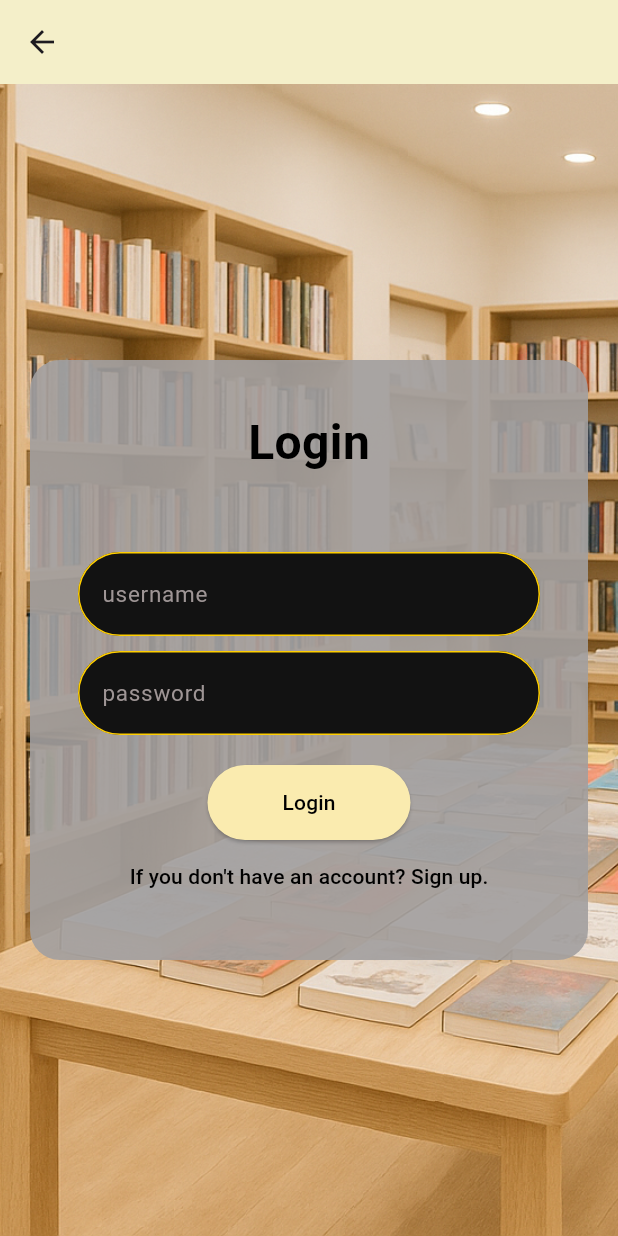
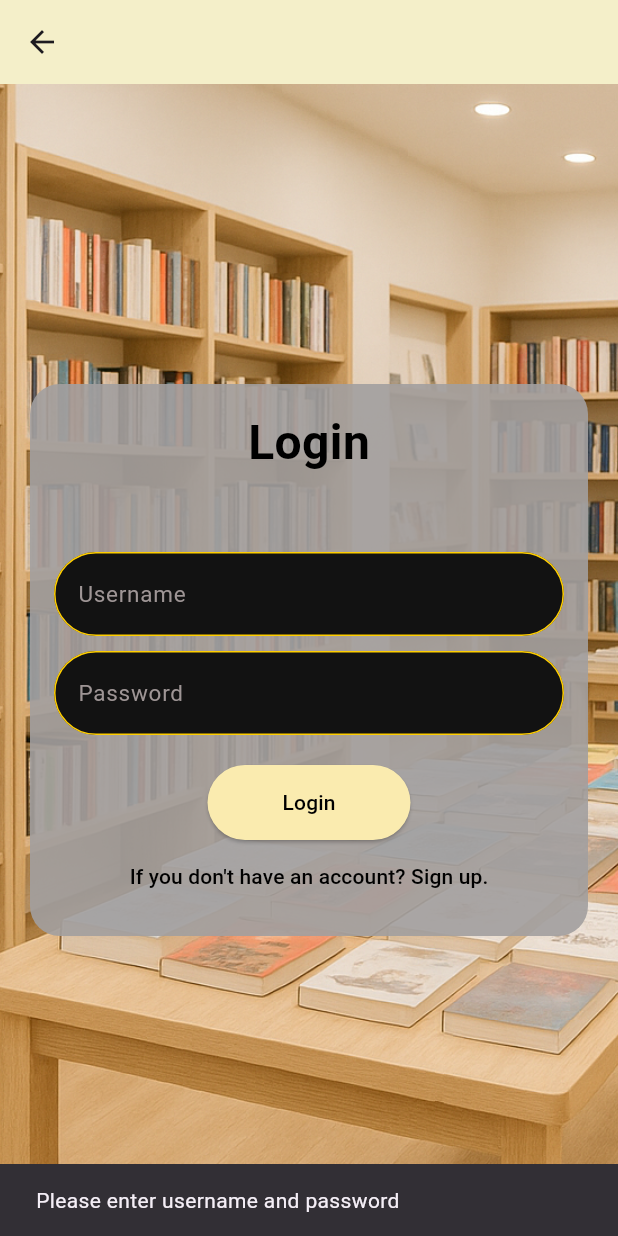
Before and after one commit to RashmikaSewmini/Pocket_library, a Flutter app: the HomePage screen opened by its route, after a tap on "Logout", after a tap on "Login", on a phone screen of 412 x 824 dp. Run offline on Flutter 3.47's test engine with Material 3 defaults, Android fonts, the phone set to English and light mode, and no system bars; network calls fail.

Commit message:
add new feature

```diff
--- a/frontend/lib/main.dart
+++ b/frontend/lib/main.dart
@@ -1,4 +1,5 @@
 import 'package:flutter/material.dart';
+import 'package:frontend/screens/AddBookPage.dart';
 import 'screens/login_page.dart';
 import 'screens/signup_page.dart';
 import 'screens/home_page.dart';
@@ -16,7 +17,8 @@ class MyApp extends StatelessWidget {
       routes: {
         '/': (context) => LoginPage(),
         '/signup': (context) => SignupPage(),
-        '/home': (context) => HomePage(username: ""),
+        '/home': (context) => HomePage(),
+        '/addBook': (context) => AddBookPage(),
       },
     );
   }
--- a/frontend/lib/screens/home_page.dart
+++ b/frontend/lib/screens/home_page.dart
@@ -1,12 +1,13 @@
 import 'package:flutter/material.dart';
 import 'search_books_page.dart';
-import 'add_book_page.dart';
-import 'borrow_book_page.dart';
-import 'available_books_page.dart';
+import 'package:frontend/screens/AddBookPage.dart';
+import 'package:frontend/screens/borrow_book_page.dart';
+import 'package:frontend/screens/available_books_page.dart';
+import 'package:frontend/utils/logged_user.dart';
 
 class HomePage extends StatelessWidget {
-  final String username;
-  HomePage({required this.username});
+  const HomePage({super.key});
+
   @override
   Widget build(BuildContext context) {
     return Scaffold(
@@ -18,15 +19,15 @@ class HomePage extends StatelessWidget {
       body: Container(
         decoration: const BoxDecoration(
           image: DecorationImage(
-            image: AssetImage("assets/library_bg.png"), // your background image
-            fit: BoxFit.cover, // makes the image fill the screen
+            image: AssetImage("assets/library_bg.png"),
+            fit: BoxFit.cover,
           ),
         ),
         child: Center(
           child: SingleChildScrollView(
             child: Container(
               padding: const EdgeInsets.all(16.0),
-              margin: EdgeInsets.symmetric(horizontal: 20),
+              margin: const EdgeInsets.symmetric(horizontal: 20),
               decoration: BoxDecoration(
                 color: const Color.fromARGB(
                   248,
@@ -36,19 +37,21 @@ class HomePage extends StatelessWidget {
                 ).withOpacity(0.9),
                 borderRadius: BorderRadius.circular(20),
               ),
-
               child: Column(
                 mainAxisAlignment: MainAxisAlignment.center,
                 children: [
+                  // ✅ GLOBAL USERNAME
                   Text(
-                    "Welcome $username !",
-                    style: TextStyle(
+                    "Welcome ${LoggedUser.username}!",
+                    style: const TextStyle(
                       fontSize: 28,
                       fontWeight: FontWeight.bold,
                       color: Colors.black,
                     ),
                   ),
-                  SizedBox(height: 40),
+
+                  const SizedBox(height: 40),
+
                   _menuButton(
                     context,
                     "Search Books",
@@ -56,10 +59,10 @@ class HomePage extends StatelessWidget {
                       context,
                       MaterialPageRoute(builder: (_) => SearchBooksPage()),
                     ),
-                    Color.fromARGB(255, 142, 219, 241),
+                    const Color.fromARGB(255, 142, 219, 241),
                   ),
 
-                  SizedBox(height: 15),
+                  const SizedBox(height: 15),
 
                   _menuButton(
                     context,
@@ -68,10 +71,10 @@ class HomePage extends StatelessWidget {
                       context,
                       MaterialPageRoute(builder: (_) => AddBookPage()),
                     ),
-                    Color.fromARGB(255, 246, 245, 248),
+                    const Color.fromARGB(255, 246, 245, 248),
                   ),
 
-                  SizedBox(height: 15),
+                  const SizedBox(height: 15),
 
                   _menuButton(
                     context,
@@ -80,10 +83,10 @@ class HomePage extends StatelessWidget {
                       context,
                       MaterialPageRoute(builder: (_) => BorrowBookPage()),
                     ),
-                    Color.fromARGB(255, 242, 170, 222),
+                    const Color.fromARGB(255, 242, 170, 222),
                   ),
 
-                  SizedBox(height: 15),
+                  const SizedBox(height: 15),
 
                   _menuButton(
                     context,
@@ -92,27 +95,28 @@ class HomePage extends StatelessWidget {
                       context,
                       MaterialPageRoute(builder: (_) => AvailableBooksPage()),
                     ),
-                    Color.fromARGB(255, 193, 242, 192),
+                    const Color.fromARGB(255, 193, 242, 192),
                   ),
 
-                  SizedBox(height: 40),
+                  const SizedBox(height: 40),
 
-                  // BACK / LOGOUT BUTTON
                   ElevatedButton(
                     style: ElevatedButton.styleFrom(
                       backgroundColor: const Color.fromARGB(255, 250, 235, 175),
                       shape: RoundedRectangleBorder(
                         borderRadius: BorderRadius.circular(30),
                       ),
-                      padding: EdgeInsets.symmetric(
+                      padding: const EdgeInsets.symmetric(
                         horizontal: 50,
                         vertical: 15,
                       ),
                     ),
                     onPressed: () {
+                      // LOGOUT CLEANUP
+                      LoggedUser.username = "";
                       Navigator.pushReplacementNamed(context, '/');
                     },
-                    child: Text(
+                    child: const Text(
                       "Logout",
                       style: TextStyle(color: Colors.black),
                     ),
@@ -130,15 +134,15 @@ class HomePage extends StatelessWidget {
     BuildContext context,
     String text,
     VoidCallback onPressed,
-    Color? color,
+    Color color,
   ) {
     return ElevatedButton(
       onPressed: onPressed,
       style: ElevatedButton.styleFrom(
-        minimumSize: Size(double.infinity, 50),
+        minimumSize: const Size(double.infinity, 50),
         backgroundColor: color,
       ),
-      child: Text(text, style: TextStyle(color: Colors.black)),
+      child: Text(text, style: const TextStyle(color: Colors.black)),
     );
   }
 }
--- a/frontend/lib/screens/login_page.dart
+++ b/frontend/lib/screens/login_page.dart
@@ -1,8 +1,10 @@
 import 'package:flutter/material.dart';
+import 'package:frontend/utils/logged_user.dart';
 import 'dart:convert';
 import 'package:http/http.dart' as http;
+
 import 'package:frontend/constants/style.dart';
-import 'home_page.dart';
+import 'package:frontend/screens/home_page.dart';
 
 class LoginPage extends StatefulWidget {
   @override
@@ -12,27 +14,44 @@ class LoginPage extends StatefulWidget {
 class _LoginPageState extends State<LoginPage> {
   final TextEditingController usernameController = TextEditingController();
   final TextEditingController passwordController = TextEditingController();
+
   void login() async {
-    var username = usernameController.text;
+    final String username = usernameController.text.trim();
+    final String password = passwordController.text.trim();
 
-    var response = await http.post(
+    LoggedUser.username = username;
+
+    if (username.isEmpty || password.isEmpty) {
+      ScaffoldMessenger.of(context).showSnackBar(
+        SnackBar(content: Text("Please enter username and password")),
+      );
+      return;
+    }
+
+    try {
+      final response = await http.post(
         Uri.parse('http://10.0.2.2:8080/api/auth/login'),
         headers: {"Content-Type": "application/json"},
-      body: jsonEncode({
-        "username": usernameController.text,
-        "password": passwordController.text,
-      }),
+        body: jsonEncode({"username": username, "password": password}),
       );
 
-    if (response.body == "Login successful") {
+      if (response.statusCode == 200) {
+        //  STORE USER GLOBALLY
+        LoggedUser.username = username;
+
         Navigator.pushReplacement(
           context,
-        MaterialPageRoute(builder: (_) => HomePage(username: username)),
+          MaterialPageRoute(builder: (_) => HomePage()),
         );
       } else {
         ScaffoldMessenger.of(
           context,
         ).showSnackBar(SnackBar(content: Text(response.body)));
+      }
+    } catch (e) {
+      ScaffoldMessenger.of(
+        context,
+      ).showSnackBar(SnackBar(content: Text("Server not reachable")));
     }
   }
 
@@ -47,15 +66,15 @@ class _LoginPageState extends State<LoginPage> {
       body: Container(
         decoration: const BoxDecoration(
           image: DecorationImage(
-            image: AssetImage("assets/library_bg.png"), // your background image
-            fit: BoxFit.cover, // makes the image fill the screen
+            image: AssetImage("assets/library_bg.png"),
+            fit: BoxFit.cover,
           ),
         ),
         child: Center(
           child: SingleChildScrollView(
             child: Container(
               padding: const EdgeInsets.all(16.0),
-              margin: EdgeInsets.symmetric(horizontal: 20),
+              margin: const EdgeInsets.symmetric(horizontal: 20),
               decoration: BoxDecoration(
                 color: const Color.fromARGB(
                   248,
@@ -65,12 +84,9 @@ class _LoginPageState extends State<LoginPage> {
                 ).withOpacity(0.9),
                 borderRadius: BorderRadius.circular(20),
               ),
-
-              child: Padding(
-                padding: const EdgeInsets.all(16.0),
               child: Column(
                 children: [
-                    Text(
+                  const Text(
                     "Login",
                     style: TextStyle(
                       fontSize: 32,
@@ -78,51 +94,50 @@ class _LoginPageState extends State<LoginPage> {
                       color: Colors.black,
                     ),
                   ),
-                    SizedBox(height: 50),
+                  const SizedBox(height: 50),
+
                   TextFormField(
-                      style: TextStyle(color: Colors.white),
                     controller: usernameController,
+                    style: const TextStyle(color: Colors.white),
                     decoration: textInputDecoration.copyWith(
-                        hintText: "username",
+                      hintText: "Username",
                     ),
                   ),
-                    SizedBox(height: 10),
+                  const SizedBox(height: 10),
+
                   TextFormField(
+                    controller: passwordController,
                     obscureText: true,
-                      style: TextStyle(color: Colors.white),
-                      controller: passwordController,
+                    style: const TextStyle(color: Colors.white),
                     decoration: textInputDecoration.copyWith(
-                        hintText: "password",
+                      hintText: "Password",
                     ),
                   ),
-                    SizedBox(height: 20),
+                  const SizedBox(height: 20),
+
                   ElevatedButton(
                     style: ElevatedButton.styleFrom(
-                        backgroundColor: const Color.fromARGB(
-                          255,
-                          250,
-                          235,
-                          175,
-                        ),
+                      backgroundColor: const Color.fromARGB(255, 250, 235, 175),
                       shape: RoundedRectangleBorder(
                         borderRadius: BorderRadius.circular(30),
                       ),
-                        padding: EdgeInsets.symmetric(
+                      padding: const EdgeInsets.symmetric(
                         horizontal: 50,
                         vertical: 15,
                       ),
                     ),
                     onPressed: login,
-                      child: Text(
+                    child: const Text(
                       "Login",
                       style: TextStyle(color: Colors.black),
                     ),
                   ),
+
                   TextButton(
                     onPressed: () {
                       Navigator.pushNamed(context, '/signup');
                     },
-                      child: Text(
+                    child: const Text(
                       "If you don't have an account? Sign up.",
                       style: TextStyle(color: Colors.black),
                     ),
@@ -133,7 +148,6 @@ class _LoginPageState extends State<LoginPage> {
           ),
         ),
       ),
-      ),
     );
   }
 }
--- /dev/null
+++ b/frontend/lib/utils/Logged_user.dart
@@ -0,0 +1,4 @@
+class LoggedUser {
+  static String username = "";
+  static String userId = "";
+}
```
Also changed, not shown: frontend/lib/screens/AddBookPage.dart (added, +124 -0 lines), frontend/lib/screens/available_books_page.dart (+77 -3 lines), 3 other files. Lines whose indentation alone changed are shown as unchanged.
